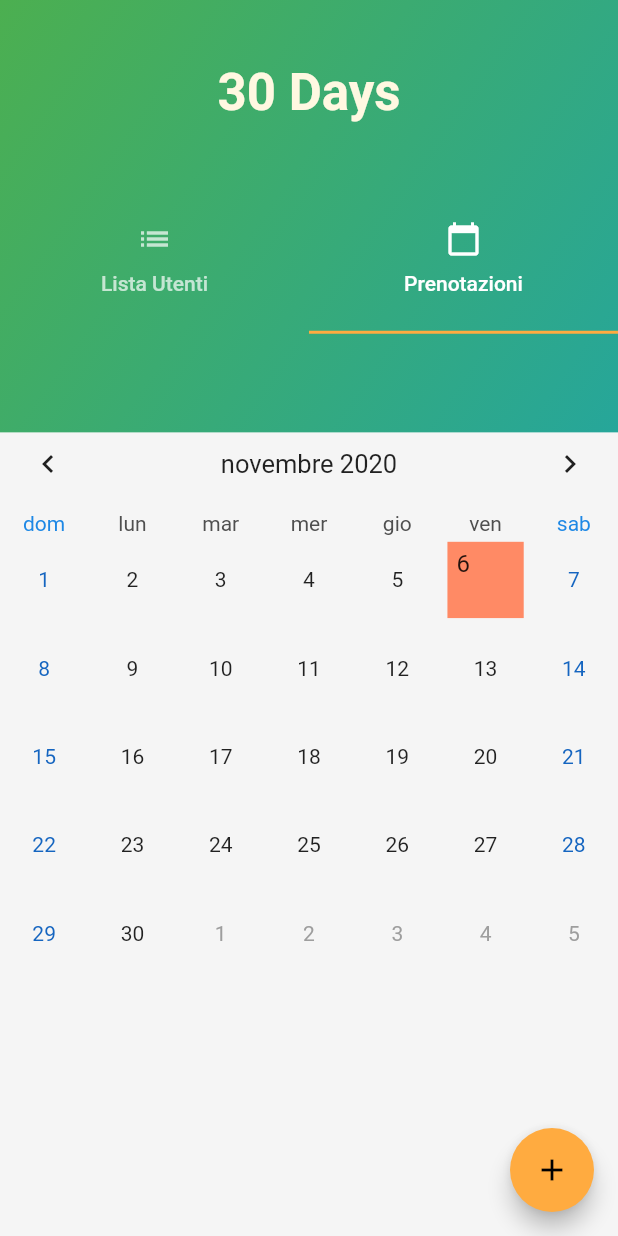
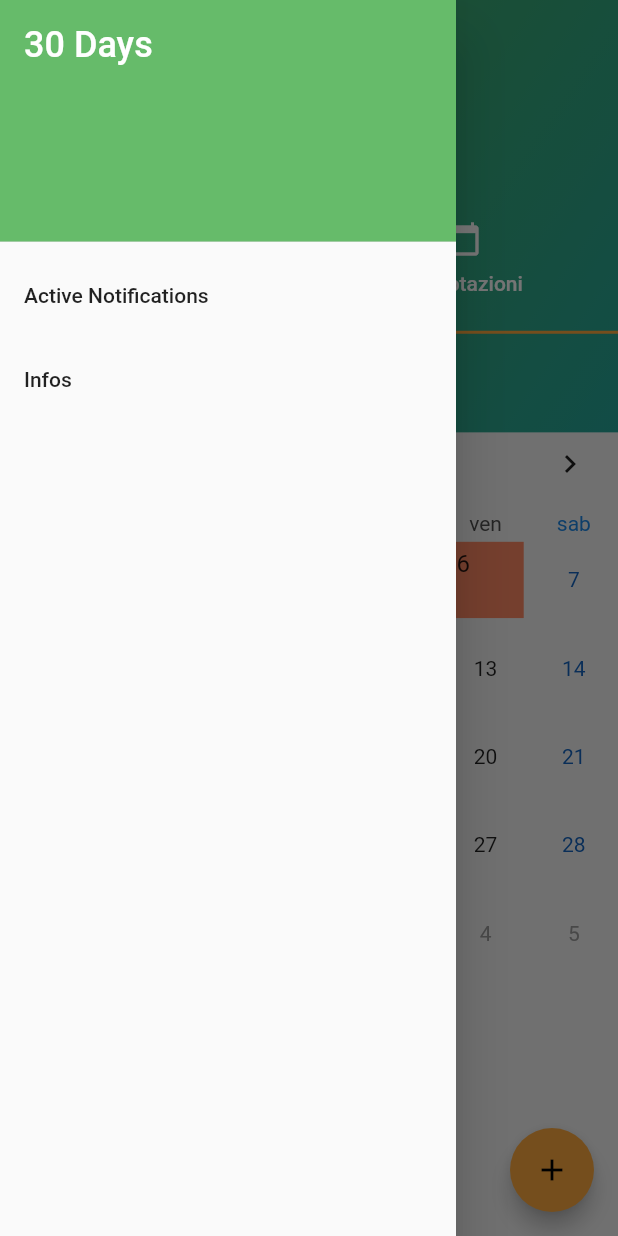
Before and after one commit to ManuelArto/30Days, a Flutter app: the screen it shows after launch, tab 2 chosen, with the side drawer open (before the commit the screen has no drawer), on a phone screen of 412 x 824 dp. Run offline on Flutter 3.47's test engine with Material 2 defaults, Android fonts, the phone set to English and light mode, and no system bars; drawn by our look-alikes of table_calendar; our stand-ins replace flutter_local_notifications, flutter_native_timezone, rxdart, shared_preferences, timezone.

Commit message:
debug notifications panel

```diff
--- a/lib/screens/home_screen.dart
+++ b/lib/screens/home_screen.dart
@@ -16,6 +16,17 @@ class _HomeScreenState extends State<HomeScreen> {
   DateTime selectedDate;
   final GlobalKey<ScaffoldState> _scaffoldKey = new GlobalKey<ScaffoldState>();
 
+  @override
+  void initState() {
+    super.initState();
+    final DateTime now = DateTime.now();
+    selectedDate = now.subtract(Duration(
+      hours: now.hour,
+      minutes: now.minute,
+      seconds: now.second,
+    ));
+  }
+
   void selectDate(DateTime selectedDate) {
     setState(() {
       this.selectedDate = selectedDate;
@@ -24,24 +35,21 @@ class _HomeScreenState extends State<HomeScreen> {
 
   @override
   Widget build(BuildContext context) {
-    final DateTime now = DateTime.now();
-    selectedDate = now.subtract(
-        Duration(hours: now.hour, minutes: now.minute, seconds: now.second));
     final screenSize = MediaQuery.of(context).size;
     return SafeArea(
       child: Scaffold(
         key: _scaffoldKey,
-        // drawer: DrawerWidget(),
+        drawer: DrawerWidget(),
         body: Stack(
           children: [
             GradienBackGround(height: screenSize.height * 0.35),
-            // Positioned(
-            //   top: screenSize.height * 0.03,
-            //   child: IconButton(
-            //       icon: Icon(Icons.menu),
-            //       color: Colors.white,
-            //       onPressed: () => _scaffoldKey.currentState.openDrawer()),
-            // ),
+            Positioned(
+              top: screenSize.height * 0.01,
+              child: IconButton(
+                  icon: Icon(Icons.menu),
+                  color: Colors.white,
+                  onPressed: () => _scaffoldKey.currentState.openDrawer()),
+            ),
             Positioned(
               top: screenSize.height * 0.05,
               width: screenSize.width,
--- a/lib/screens/user_screen.dart
+++ b/lib/screens/user_screen.dart
@@ -87,7 +87,7 @@ class _UserScreenState extends State<UserScreen> {
               ),
             ),
             ListTile(
-              leading: const Icon(Icons.person, color: Colors.white),
+              leading: const Icon(Icons.person, color: Colors.transparent),
               title: TextFormField(
                 initialValue: _formData["surname"],
                 decoration: InputDecoration(
@@ -99,7 +99,7 @@ class _UserScreenState extends State<UserScreen> {
               ),
             ),
             ListTile(
-              leading: const Icon(Icons.person, color: Colors.white),
+              leading: const Icon(Icons.person, color: Colors.transparent),
               title: TextFormField(
                 initialValue: _formData["weight"]?.toString(),
                 keyboardType: TextInputType.number,
--- a/lib/widgets/users_controller.dart
+++ b/lib/widgets/users_controller.dart
@@ -19,7 +19,15 @@ class _UsersControllerState extends State<UsersController>
   @override
   void initState() {
     _tabController = TabController(length: 2, vsync: this);
-    _tabController.addListener(() => widget.selectDate(DateTime.now()));
+    _tabController.addListener(() {
+      final DateTime now = DateTime.now();
+      DateTime selectedDate = now.subtract(Duration(
+        hours: now.hour,
+        minutes: now.minute,
+        seconds: now.second,
+      ));
+      widget.selectDate(selectedDate);
+    });
     super.initState();
   }
 
```
Also changed, not shown: lib/screens/active_notifications_screen.dart (+21 -3 lines).
